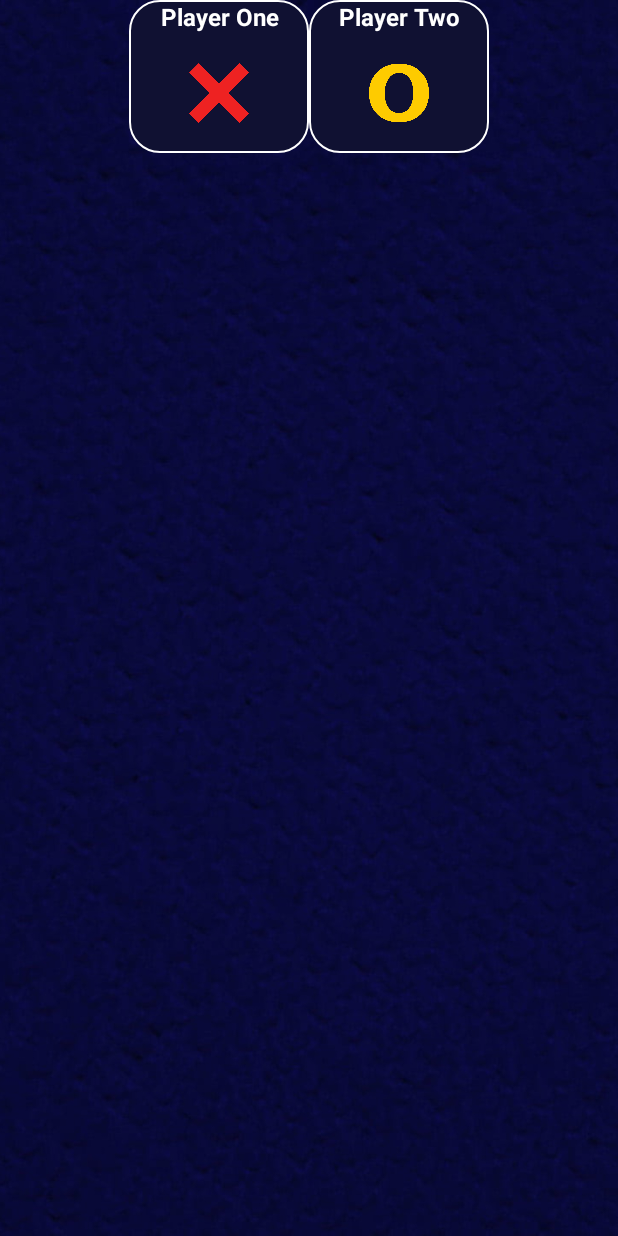
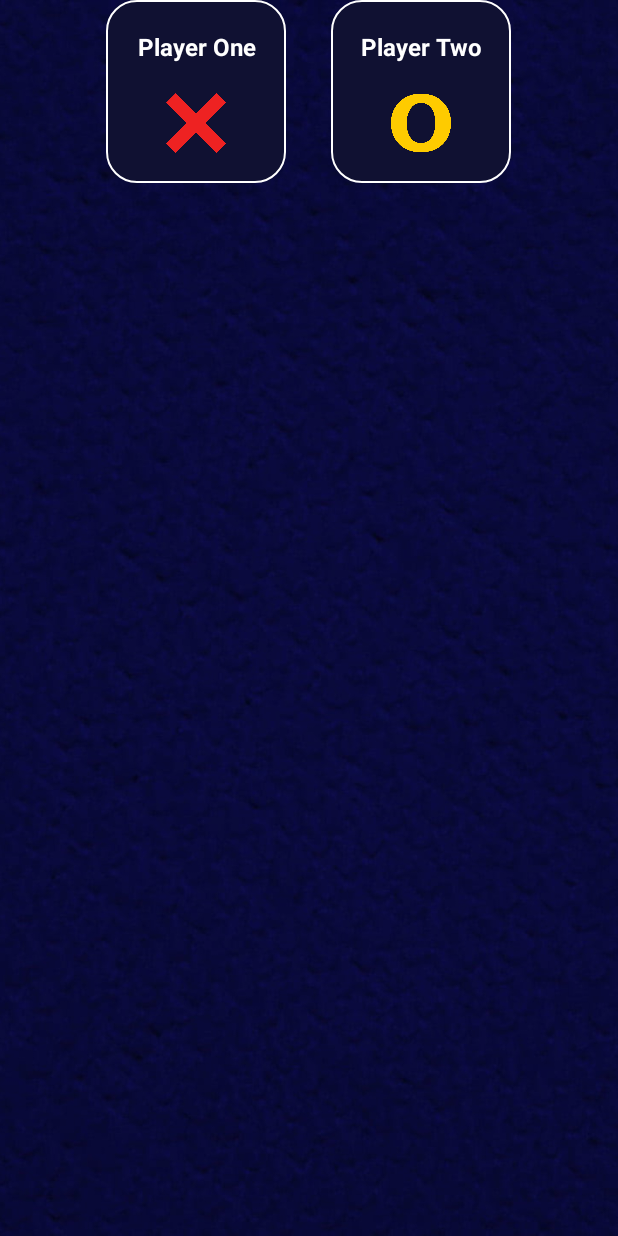
Before and after one commit to quynhpn2610/CS-300_TicTacToeApp, an Android app: the screen it shows after launch (MainActivity), on a phone screen of 412 x 824 dp. Run offline under Robolectric (Android 15) with nearby library versions, the phone set to English and light mode, and no system bars.

Commit message:
Add linear layout line 71

```diff
--- /dev/null
+++ b/app/src/main/res/drawable/round_back_purple.xml
@@ -0,0 +1,8 @@
+<?xml version="1.0" encoding="utf-8"?>
+<shape xmlns:android="http://schemas.android.com/apk/res/android"
+    android:shape="rectangle">
+    <solid android:color="@color/purple"/>
+    <corners android:radius="20dp"/>
+
+
+</shape>
--- a/app/src/main/res/layout/activity_main.xml
+++ b/app/src/main/res/layout/activity_main.xml
@@ -21,6 +21,7 @@
             android:gravity="center">
 
             <TextView
+                android:layout_marginTop="20dp"
                 android:layout_width="match_parent"
                 android:layout_height="wrap_content"
                 android:text="Player One"
@@ -30,6 +31,7 @@
                 android:gravity="center"/>
 
             <ImageView
+                android:layout_gravity="center"
                 android:layout_width="40dp"
                 android:layout_height="40dp"
                 android:src="@drawable/x_icon"
@@ -39,6 +41,7 @@
         </LinearLayout>
 
         <LinearLayout
+            android:layout_marginStart="30dp"
             android:layout_width="120dp"
             android:layout_height="wrap_content"
             android:orientation="vertical"
@@ -49,12 +52,14 @@
                 android:layout_width="match_parent"
                 android:layout_height="wrap_content"
                 android:text="Player Two"
+                android:layout_marginTop="20dp"
                 android:textColor="#FFFFFF"
                 android:textStyle="bold"
                 android:textSize="16sp"
                 android:gravity="center"/>
 
             <ImageView
+                android:layout_gravity="center"
                 android:layout_width="40dp"
                 android:layout_height="40dp"
                 android:src="@drawable/o_icon"
@@ -62,6 +67,16 @@
                 android:layout_marginBottom="20dp"
                 />
         </LinearLayout>
+    </LinearLayout>
+    <LinearLayout
+        android:layout_width="wrap_content"
+        android:layout_height="wrap_content"
+        android:layout_alignParentBottom="true"
+        android:layout_marginStart="10dp"
+        android:layout_marginEnd="10dp"
+        android:orientation="vertical"
+        android:background="@drawable/round_back_purple"
+        android:layout_marginBottom="50dp"
 
-    </LinearLayout>
+        ></LinearLayout>
 </RelativeLayout>
--- a/app/src/main/res/values/colors.xml
+++ b/app/src/main/res/values/colors.xml
@@ -10,4 +10,5 @@
 
     <color name="dark_blue">#101132</color>
     <color name="light_white">#80FFFFFF</color>
+    <color name="purple">#6648C3</color>
 </resources>
```
